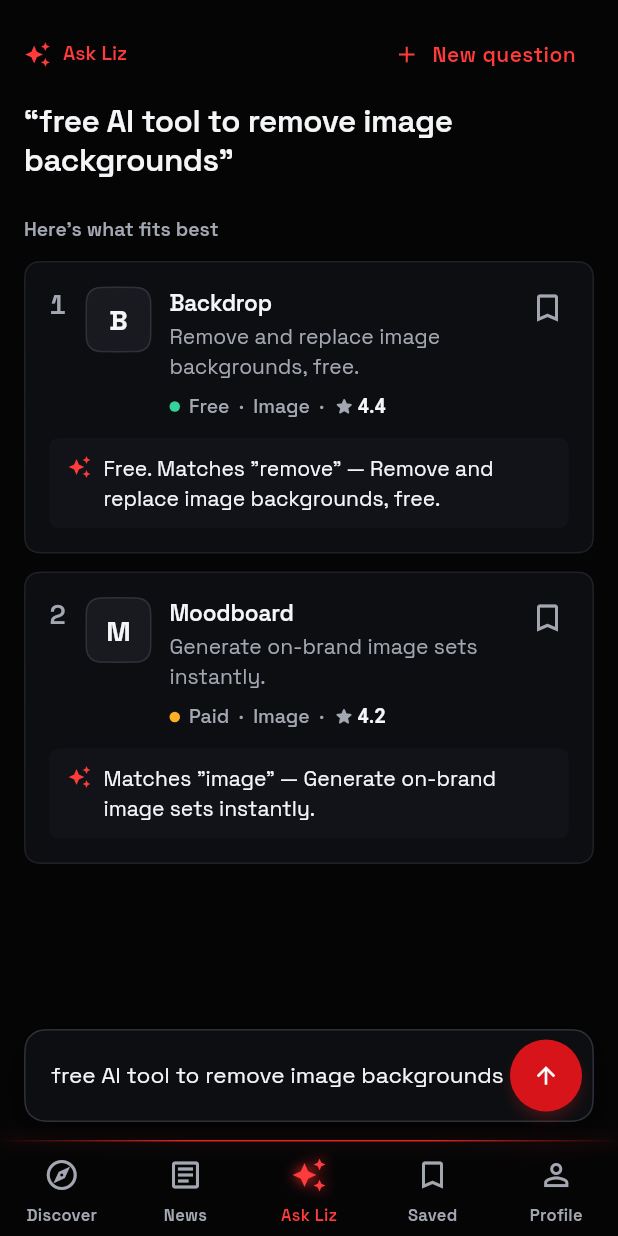
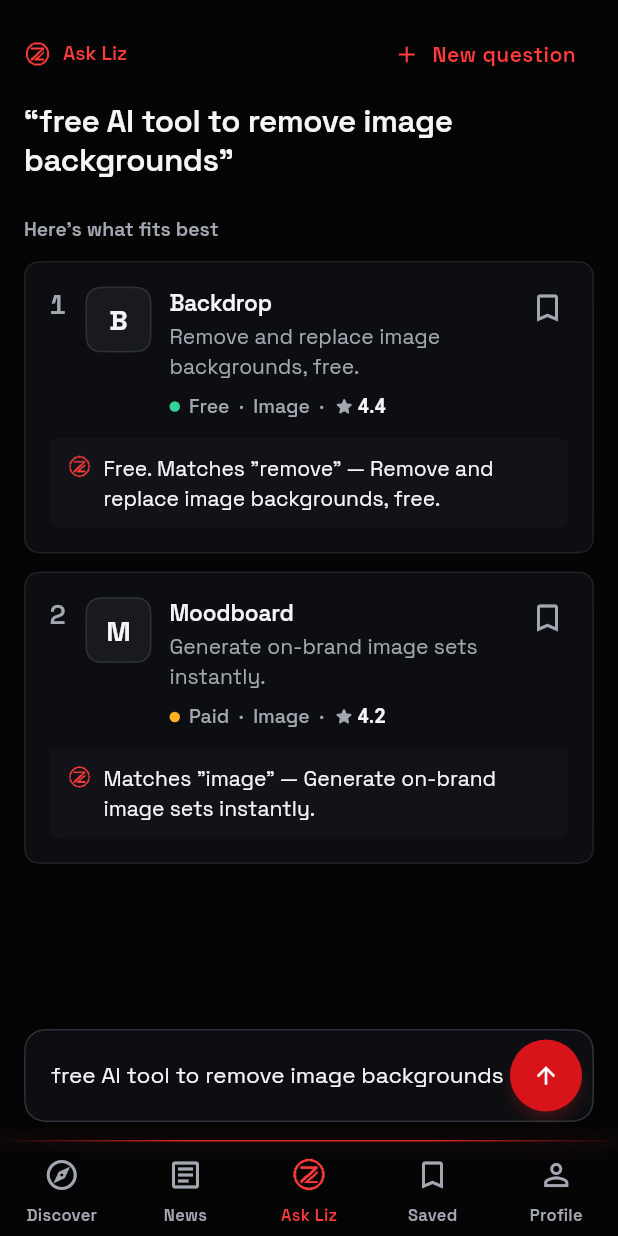
Before and after one commit to jeswinbenedict/LIZ, a Flutter app: the AskLizScreen screen opened by its route, after a tap on "free AI tool to remove image backgrounds", on a phone screen of 412 x 824 dp. Run offline on Flutter 3.47's test engine with Material 3 defaults, Android fonts, the phone set to English and light mode, and no system bars; our stand-ins replace cached_network_image, firebase_auth, firebase_core, firebase_messaging, flutter_riverpod, go_router and 6 more; missing offline and left inert: dart:js_interop; accounts and stored records are empty.

Commit message:
feat(brand): the Liz mark replaces the sparkle everywhere
Ask Liz in the sidebar, rail and phone tab bar, the Discover header
button, the search shortcut, the welcome card, the tool page badge, the
news Quick take button and Ask Liz's own answers. LizMark.icon takes the
size and colour of the IconTheme it sits in, like an Icon, so buttons,
nav bars and pills colour it as before.

Co-Authored-By: Claude Opus 5.5 <noreply@anthropic.com>

```diff
--- a/lib/app/responsive/adaptive_shell.dart
+++ b/lib/app/responsive/adaptive_shell.dart
@@ -19,10 +19,14 @@ class NavDestinationSpec {
     required this.label,
     required this.icon,
     required this.selectedIcon,
+    this.brand = false,
   });
   final String label;
   final IconData icon;
   final IconData selectedIcon;
+
+  /// Drawn as the Liz mark instead of [icon]: the destination is Liz itself.
+  final bool brand;
 }
 
 /// Indexed by branch. Community has no entry on purpose (see router.dart);
@@ -42,6 +46,7 @@ const kNavDestinations = <NavDestinationSpec>[
     label: 'Ask Liz',
     icon: Icons.auto_awesome_outlined,
     selectedIcon: Icons.auto_awesome,
+    brand: true,
   ),
   NavDestinationSpec(
     label: 'Saved',
@@ -125,8 +130,10 @@ class _PhoneScaffold extends StatelessWidget {
           destinations: [
             for (final d in kNavDestinations)
               NavigationDestination(
-                icon: Icon(d.icon),
-                selectedIcon: Icon(d.selectedIcon),
+                icon: d.brand ? const LizMark.icon() : Icon(d.icon),
+                selectedIcon: d.brand
+                    ? const LizMark.icon()
+                    : Icon(d.selectedIcon),
                 label: d.label,
               ),
           ],
@@ -218,6 +225,7 @@ class _RailScaffold extends StatelessWidget {
                           ? kNavDestinations[i].selectedIcon
                           : kNavDestinations[i].icon,
                       label: kNavDestinations[i].label,
+                      brand: kNavDestinations[i].brand,
                       selected: shell.currentIndex == i,
                       onTap: () => onSelect(i),
                     ),
@@ -235,11 +243,13 @@ class _RailScaffold extends StatelessWidget {
 class _RailButton extends StatelessWidget {
   const _RailButton({
     required this.icon,
+    this.brand = false,
     required this.label,
     required this.onTap,
     this.selected = false,
   });
   final IconData icon;
+  final bool brand;
   final String label;
   final VoidCallback onTap;
   final bool selected;
@@ -270,7 +280,13 @@ class _RailButton extends StatelessWidget {
               onTap: onTap,
               child: SizedBox.square(
                 dimension: 48,
-                child: Icon(
+                child: brand
+                    ? LizMark.icon(
+                        size: 22,
+                        color: selected ? p.accent : p.textSecondary,
+                        glow: selected,
+                      )
+                    : Icon(
                         icon,
                         size: 22,
                         color: selected ? p.accent : p.textSecondary,
@@ -400,12 +416,14 @@ class _GroupLabel extends StatelessWidget {
 class _SideRow extends StatelessWidget {
   const _SideRow({
     required this.icon,
+    this.brand = false,
     required this.label,
     required this.onTap,
     this.selected = false,
     this.trailing,
   });
   final IconData icon;
+  final bool brand;
   final String label;
   final VoidCallback onTap;
   final bool selected;
@@ -437,6 +455,13 @@ class _SideRow extends StatelessWidget {
                     : null,
                 child: Row(
                   children: [
+                    if (brand)
+                      LizMark.icon(
+                        size: 20,
+                        color: selected ? p.accent : p.textSecondary,
+                        glow: selected,
+                      )
+                    else
                       Icon(
                         icon,
                         size: 20,
@@ -484,6 +509,7 @@ class _SideItem extends StatelessWidget {
   @override
   Widget build(BuildContext context) => _SideRow(
     icon: selected ? spec.selectedIcon : spec.icon,
+    brand: spec.brand,
     label: spec.label,
     selected: selected,
     onTap: onTap,
--- a/lib/features/ask_liz/ask_liz_screen.dart
+++ b/lib/features/ask_liz/ask_liz_screen.dart
@@ -216,7 +216,7 @@ class _AskLizScreenState extends ConsumerState<AskLizScreen> {
                   children: [
                     Row(
                       children: [
-                        Icon(Icons.auto_awesome, size: 18, color: p.accent),
+                        LizMark.icon(size: 18, color: p.accent),
                         const SizedBox(width: 8),
                         Text(
                           'Ask Liz',
@@ -366,7 +366,7 @@ class _Answer extends StatelessWidget {
                 children: [
                   Padding(
                     padding: const EdgeInsets.only(top: 1),
-                    child: Icon(Icons.auto_awesome, size: 16, color: p.accent),
+                    child: LizMark.icon(size: 16, color: p.accent),
                   ),
                   const SizedBox(width: 8),
                   Expanded(
--- a/lib/features/discover/discover_screen.dart
+++ b/lib/features/discover/discover_screen.dart
@@ -1,4 +1,5 @@
 import 'package:flutter/material.dart';
+import '../../shared/widgets/liz_mark.dart';
 import 'package:flutter_riverpod/flutter_riverpod.dart';
 import 'package:go_router/go_router.dart';
 
@@ -91,7 +92,7 @@ class _DiscoverScreenState extends ConsumerState<DiscoverScreen>
                   const AlertsBell(),
                   IconButton(
                     tooltip: 'Ask Liz',
-                    icon: const Icon(Icons.auto_awesome_outlined),
+                    icon: const LizMark.icon(),
                     onPressed: () => context.go('/ask'),
                   ),
                 ],
--- a/lib/features/discover/search_screen.dart
+++ b/lib/features/discover/search_screen.dart
@@ -1,6 +1,7 @@
 import 'dart:async';
 
 import 'package:flutter/material.dart';
+import '../../shared/widgets/liz_mark.dart';
 import 'package:flutter_riverpod/flutter_riverpod.dart';
 import 'package:go_router/go_router.dart';
 
@@ -181,7 +182,7 @@ class _SearchScreenState extends ConsumerState<SearchScreen> {
             padding: const EdgeInsets.symmetric(horizontal: 16, vertical: 14),
             child: Row(
               children: [
-                Icon(Icons.auto_awesome, size: 20, color: p.textPrimary),
+                LizMark.icon(size: 20, color: p.textPrimary),
                 const SizedBox(width: 12),
                 Expanded(
                   child: Text(
--- a/lib/features/tool_detail/tool_detail_screen.dart
+++ b/lib/features/tool_detail/tool_detail_screen.dart
@@ -1,4 +1,5 @@
 import 'package:flutter/material.dart';
+import '../../shared/widgets/liz_mark.dart';
 import 'package:flutter_riverpod/flutter_riverpod.dart';
 import 'package:go_router/go_router.dart';
 import 'package:intl/intl.dart';
@@ -664,7 +665,7 @@ class _Section extends StatelessWidget {
                 LizPill(
                   label: badge!,
                   color: p.accent,
-                  icon: Icons.auto_awesome,
+                  leading: const LizMark.icon(),
                 ),
               ],
               const Spacer(),
--- a/lib/shared/widgets/liz_mark.dart
+++ b/lib/shared/widgets/liz_mark.dart
@@ -4,39 +4,79 @@ import 'package:flutter/material.dart';
 
 import '../../app/theme.dart';
 
-/// The Liz mark: the circled Z, in the accent red with a soft glow. Used by
-/// the sidebar and top bar (LizWordmark) and wherever Liz itself speaks, such
-/// as the head of Ask Liz.
+/// The Liz mark: the circled Z. It stands for Liz everywhere — the brand in
+/// the sidebar and top bar (LizWordmark), the head of Ask Liz, and every
+/// control or label that means "Liz does this" (Ask Liz, AI summaries), where
+/// a generic sparkle used to be.
 class LizMark extends StatelessWidget {
-  const LizMark({super.key, this.size = 28});
-  final double size;
+  /// The brand: accent red with a soft glow.
+  const LizMark({super.key, double this.size = 28, this.color})
+    : glow = true,
+      _asIcon = false;
+
+  /// In place of an [Icon]: the size and colour of the [IconTheme] around it
+  /// unless given (so buttons, nav bars and pills colour it as they would an
+  /// icon), and no glow unless asked for.
+  const LizMark.icon({super.key, this.size, this.color, this.glow = false})
+    : _asIcon = true;
+
+  final double? size;
+  final Color? color;
+  final bool glow;
+  final bool _asIcon;
+
+  /// The artwork leaves a wider margin round the circle than an icon font
+  /// leaves round its glyph; drawn this much larger, the two read the same
+  /// size side by side.
+  static const _iconScale = 1.15;
 
   @override
   Widget build(BuildContext context) {
+    final p = context.liz;
+    final theme = IconTheme.of(context);
+    final box = size ?? (_asIcon ? theme.size ?? 24 : 28);
+    final ink = color ?? (_asIcon ? theme.color ?? p.textSecondary : p.accent);
+    final drawn = _asIcon ? box * _iconScale : box;
     final dpr = MediaQuery.devicePixelRatioOf(context);
-    final p = context.liz;
-    // The artwork is a single near-black glyph on transparency, tinted red.
+
+    // The artwork is a single near-black glyph on transparency, tinted.
     // ColorFiltered rather than Image's own `color`: the latter renders
     // nothing under CanvasKit. A blurred copy behind it is its glow.
-    Widget glyph(Color color) => ColorFiltered(
-      colorFilter: ColorFilter.mode(color, BlendMode.srcIn),
+    Widget glyph(Color tint) => ColorFiltered(
+      colorFilter: ColorFilter.mode(tint, BlendMode.srcIn),
       child: Image.asset(
         'assets/branding/liz-logo-light.png',
-        width: size,
-        height: size,
-        cacheWidth: (size * dpr).round(),
-        cacheHeight: (size * dpr).round(),
+        width: drawn,
+        height: drawn,
+        cacheWidth: (drawn * dpr).round(),
+        cacheHeight: (drawn * dpr).round(),
         filterQuality: FilterQuality.high,
       ),
     );
-    return Stack(
+
+    final mark = Stack(
+      alignment: Alignment.center,
       children: [
-        ImageFiltered(
-          imageFilter: ImageFilter.blur(sigmaX: 4, sigmaY: 4),
-          child: glyph(p.glow.withValues(alpha: 0.9)),
-        ),
-        glyph(p.accent),
+        if (glow)
+          ImageFiltered(
+            imageFilter: ImageFilter.blur(sigmaX: 4, sigmaY: 4),
+            child: glyph(p.glow.withValues(alpha: 0.9)),
+          ),
+        glyph(ink),
       ],
+    );
+    if (!_asIcon) return mark;
+    return SizedBox.square(
+      dimension: box,
+      // Minimums of zero: a button forcing its 48-pixel tap target on the
+      // box must not reach the glyph inside.
+      child: OverflowBox(
+        minWidth: 0,
+        minHeight: 0,
+        maxWidth: drawn,
+        maxHeight: drawn,
+        child: mark,
+      ),
     );
   }
 }
--- a/lib/shared/widgets/news_card.dart
+++ b/lib/shared/widgets/news_card.dart
@@ -1,5 +1,6 @@
 import 'package:cached_network_image/cached_network_image.dart';
 import 'package:flutter/material.dart';
+import 'liz_mark.dart';
 import 'package:share_plus/share_plus.dart';
 import 'package:url_launcher/url_launcher.dart';
 
@@ -210,7 +211,7 @@ class _QuickTakeState extends State<_QuickTake> {
               minimumSize: const Size(48, 40),
             ),
             onPressed: () => setState(() => _open = !_open),
-            icon: const Icon(Icons.auto_awesome, size: 16),
+            icon: const LizMark.icon(size: 16),
             label: Row(
               mainAxisSize: MainAxisSize.min,
               children: [
```
Also changed, not shown: lib/features/discover/welcome_card.dart (+9 -5 lines), lib/shared/widgets/badges.dart (+10 -3 lines), 1 other file. Lines whose indentation alone changed are shown as unchanged.
